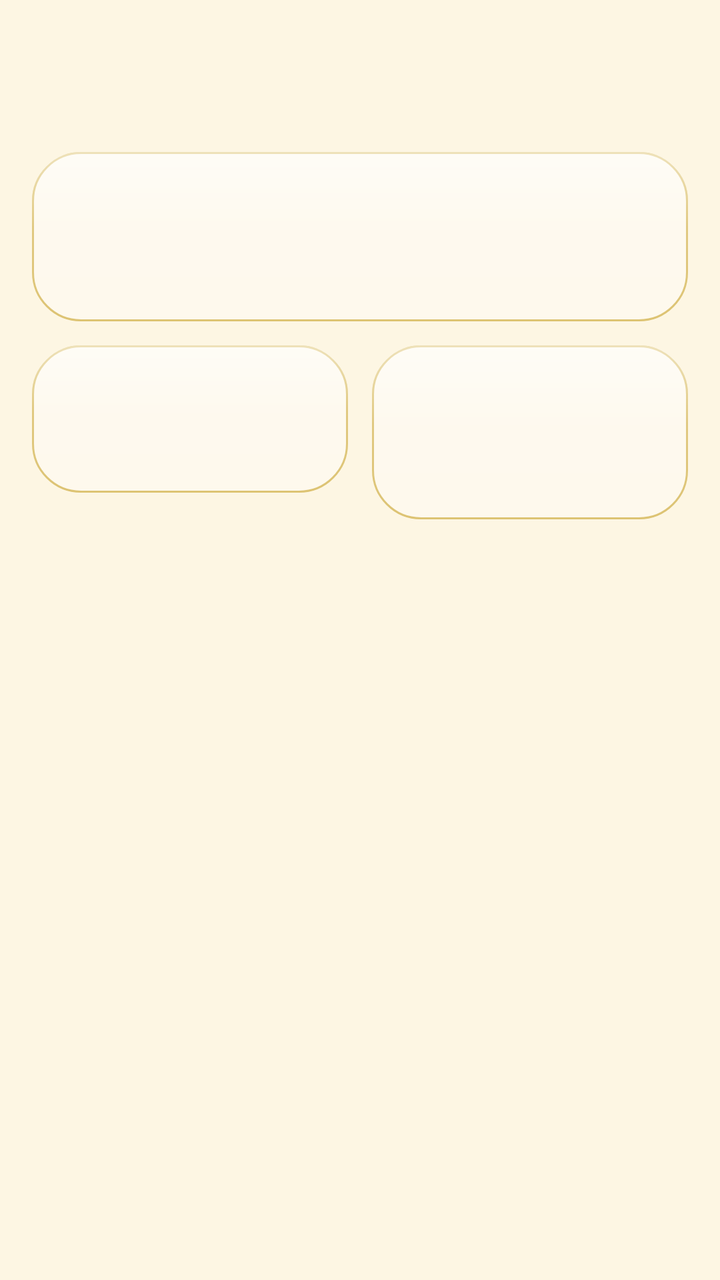
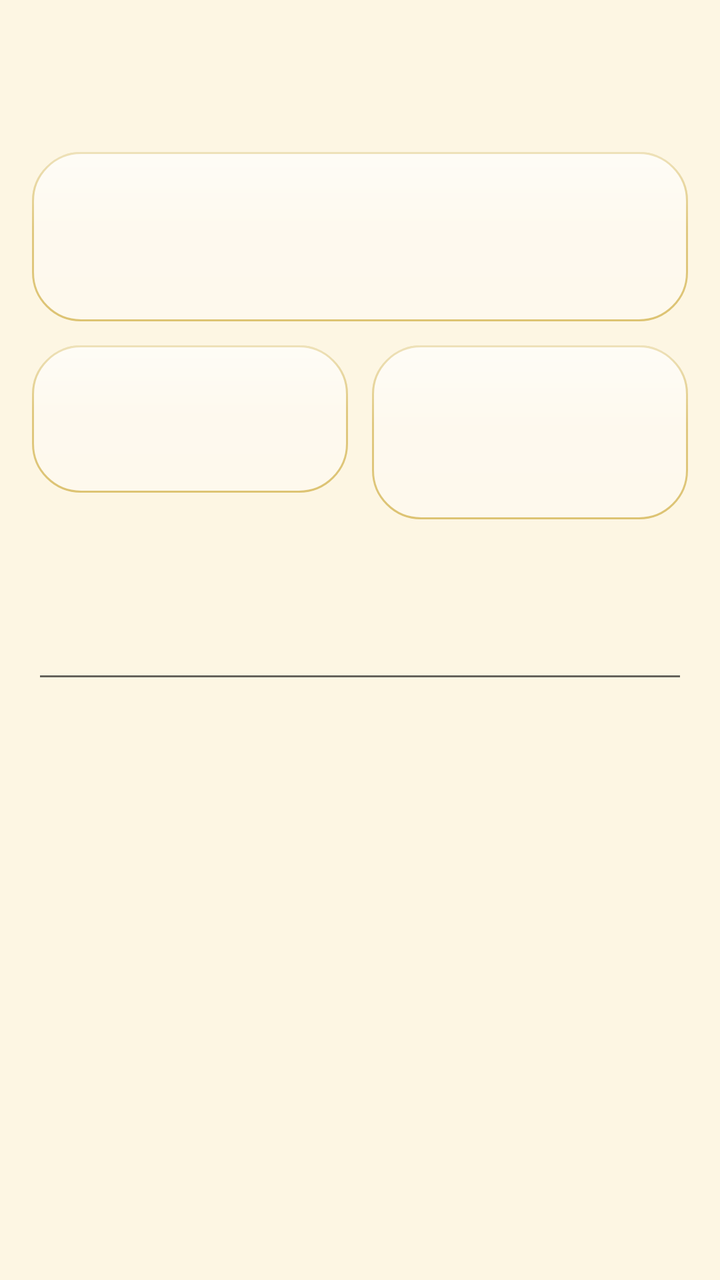

An Android layout rendered at two revisions. The XML below is the earlier revision; the diff shows what the commit changed to produce the second picture.
<!-- AndroidManifest.xml: application theme AppTheme -->
<!-- res/layout/activity_history.xml -->
<?xml version="1.0" encoding="utf-8"?>
<LinearLayout xmlns:android="http://schemas.android.com/apk/res/android"
    android:id="@+id/hsRoot"
    android:layout_width="match_parent"
    android:layout_height="match_parent"
    android:background="@color/bg"
    android:orientation="vertical"
    android:padding="16dp">
    <LinearLayout
        android:layout_width="match_parent"
        android:layout_height="wrap_content"
        android:gravity="center_vertical"
        android:orientation="horizontal">
        <TextView
            android:id="@+id/hsTitle"
            android:layout_width="0dp"
            android:layout_height="wrap_content"
            android:layout_weight="1"
            android:textColor="@color/maroon"
            android:textSize="20sp"
            android:textStyle="bold" />
        <Button
            android:id="@+id/hsClearBtn"
            android:layout_width="wrap_content"
            android:layout_height="wrap_content"
            android:background="@drawable/glass_btn_dark"
            android:minWidth="0dp"
            android:textColor="#FFFFFF"
            android:textSize="14sp" />
    </LinearLayout>
    <LinearLayout
        android:layout_width="match_parent"
        android:layout_height="wrap_content"
        android:layout_marginTop="12dp"
        android:background="@drawable/card_bg"
        android:orientation="vertical"
        android:padding="14dp">
        <TextView
            android:id="@+id/hsTotalValue"
            android:layout_width="match_parent"
            android:layout_height="wrap_content"
            android:gravity="center"
            android:textColor="#C9A227"
            android:textSize="26sp"
            android:textStyle="bold" />
        <TextView
            android:id="@+id/hsTotalLabel"
            android:layout_width="match_parent"
            android:layout_height="wrap_content"
            android:layout_marginTop="4dp"
            android:gravity="center"
            android:textColor="@color/muted"
            android:textSize="13sp" />
    </LinearLayout>
    <LinearLayout
        android:layout_width="match_parent"
        android:layout_height="wrap_content"
        android:layout_marginTop="12dp"
        android:orientation="horizontal">
        <LinearLayout
            android:layout_width="0dp"
            android:layout_height="wrap_content"
            android:layout_marginRight="6dp"
            android:layout_weight="1"
            android:background="@drawable/card_bg"
            android:orientation="vertical"
            android:padding="12dp">
            <TextView
                android:id="@+id/hsStreakValue"
                android:layout_width="match_parent"
                android:layout_height="wrap_content"
                android:gravity="center"
                android:textColor="#C9A227"
                android:textSize="22sp"
                android:textStyle="bold" />
            <TextView
                android:id="@+id/hsStreakLabel"
                android:layout_width="match_parent"
                android:layout_height="wrap_content"
                android:layout_marginTop="4dp"
                android:gravity="center"
                android:textColor="@color/muted"
                android:textSize="12sp" />
        </LinearLayout>
        <LinearLayout
            android:layout_width="0dp"
            android:layout_height="wrap_content"
            android:layout_marginLeft="6dp"
            android:layout_weight="1"
            android:background="@drawable/card_bg"
            android:orientation="vertical"
            android:padding="12dp">
            <TextView
                android:id="@+id/hsTopValue"
                android:layout_width="match_parent"
                android:layout_height="wrap_content"
                android:gravity="center"
                android:textColor="#C9A227"
                android:textSize="18sp"
                android:textStyle="bold" />
            <TextView
                android:id="@+id/hsTopSub"
                android:layout_width="match_parent"
                android:layout_height="wrap_content"
                android:layout_marginTop="2dp"
                android:gravity="center"
                android:textColor="@color/muted"
                android:textSize="12sp" />
            <TextView
                android:id="@+id/hsTopLabel"
                android:layout_width="match_parent"
                android:layout_height="wrap_content"
                android:layout_marginTop="4dp"
                android:gravity="center"
                android:textColor="@color/muted"
                android:textSize="12sp" />
        </LinearLayout>
    </LinearLayout>
    <TextView
        android:id="@+id/hsRecentLabel"
        android:layout_width="match_parent"
        android:layout_height="wrap_content"
        android:layout_marginTop="16dp"
        android:textColor="@color/maroon"
        android:textSize="16sp"
        android:textStyle="bold" />
    
    <FrameLayout
        android:layout_width="match_parent"
        android:layout_height="0dp"
        android:layout_marginTop="8dp"
        android:layout_weight="1">
        <ListView
            android:id="@+id/hsList"
            android:layout_width="match_parent"
            android:layout_height="match_parent" />
        <TextView
            android:id="@+id/hsEmpty"
            android:layout_width="match_parent"
            android:layout_height="wrap_content"
            android:layout_gravity="center"
            android:gravity="center"
            android:textColor="@color/muted"
            android:textSize="15sp"
            android:visibility="gone" />
    </FrameLayout>
    
    <LinearLayout
        android:id="@+id/nowStrip"
        android:layout_width="match_parent"
        android:layout_height="wrap_content"
        android:layout_marginTop="12dp"
        android:background="@drawable/nav_glass"
        android:orientation="vertical"
        android:padding="10dp"
        android:visibility="gone">
        <LinearLayout
            android:layout_width="match_parent"
            android:layout_height="wrap_content"
            android:gravity="center_vertical"
            android:orientation="horizontal">
            
            <FrameLayout
                android:id="@+id/nowStripPhotoRing"
                android:layout_width="48dp"
                android:layout_height="48dp"
                android:layout_marginEnd="10dp"
                android:visibility="gone">
                <com.h2h.dhamma.CircleImageView
                    android:id="@+id/nowStripPhoto"
                    android:layout_width="44dp"
                    android:layout_height="44dp"
                    android:layout_gravity="center"
                    android:scaleType="centerCrop"
                    android:transitionName="roomSayadawPhoto" />
            </FrameLayout>
            <LinearLayout
                android:layout_width="0dp"
                android:layout_height="wrap_content"
                android:layout_weight="1"
                android:orientation="vertical">
                <TextView
                    android:id="@+id/nowStripText"
                    android:layout_width="match_parent"
                    android:layout_height="wrap_content"
                    android:ellipsize="end"
                    android:maxLines="1"
                    android:textColor="@color/gold"
                    android:textSize="14sp"
                    android:textStyle="bold" />
                <TextView
                    android:id="@+id/nowStripSub"
                    android:layout_width="match_parent"
                    android:layout_height="wrap_content"
                    android:ellipsize="end"
                    android:maxLines="1"
                    android:textColor="@color/muted"
                    android:textSize="12sp" />
            </LinearLayout>
        </LinearLayout>
        <LinearLayout
            android:layout_width="match_parent"
            android:layout_height="wrap_content"
            android:gravity="center_horizontal"
            android:orientation="horizontal">
            <TextView
                android:id="@+id/nowStripPrev"
                android:background="?android:attr/selectableItemBackgroundBorderless"
                android:layout_margin="2dp"
                android:layout_width="48dp"
                android:layout_height="48dp"
                android:gravity="center"
                android:includeFontPadding="false"
                android:text="⏮"
                android:textColor="#FFFFFF"
                android:textSize="24sp" />
            <TextView
                android:id="@+id/nowStripToggle"
                android:background="?android:attr/selectableItemBackgroundBorderless"
                android:layout_margin="2dp"
                android:layout_width="48dp"
                android:layout_height="48dp"
                android:gravity="center"
                android:includeFontPadding="false"
                android:text="▶"
                android:textColor="#FFFFFF"
                android:textSize="24sp" />
            <TextView
                android:id="@+id/nowStripNext"
                android:background="?android:attr/selectableItemBackgroundBorderless"
                android:layout_margin="2dp"
                android:layout_width="48dp"
                android:layout_height="48dp"
                android:gravity="center"
                android:includeFontPadding="false"
                android:text="⏭"
                android:textColor="#FFFFFF"
                android:textSize="24sp" />
        </LinearLayout>
        <ProgressBar
            android:id="@+id/nowStripProgress"
            style="?android:attr/progressBarStyleHorizontal"
            android:layout_width="match_parent"
            android:layout_height="4dp"
            android:layout_marginTop="6dp"
            android:max="1000"
            android:progress="0"
            android:progressBackgroundTint="#40C9A227"
            android:progressTint="#C9A227" />
    </LinearLayout>
</LinearLayout>
<!-- resources referenced by this layout -->
<resources>
  <color name="bg">#FDF6E3</color>
  <color name="gold">#C9A227</color>
  <color name="maroon">#7A2E1F</color>
  <color name="muted">#7A6A58</color>
  <!-- drawable card_bg (drawable) -->
  <?xml version="1.0" encoding="utf-8"?>
  <layer-list xmlns:android="http://schemas.android.com/apk/res/android">
      <item>
          <shape android:shape="rectangle">
              <solid android:color="#59FFFFFF" />
              <stroke android:width="1dp" android:color="#99C9A227" />
              <corners android:radius="24dp" />
          </shape>
      </item>
      <item>
          <shape android:shape="rectangle">
              <gradient android:angle="270" android:startColor="#80FFFFFF" android:centerColor="#1AFFFFFF" android:centerY="0.45" android:endColor="#00FFFFFF" android:type="linear" />
              <corners android:radius="24dp" />
          </shape>
      </item>
  </layer-list>
  <!-- drawable glass_btn_dark (drawable) -->
  <?xml version="1.0" encoding="utf-8"?>
  <layer-list xmlns:android="http://schemas.android.com/apk/res/android">
      <item>
          <shape android:shape="rectangle">
              <solid android:color="#40FFFFFF" />
              <stroke android:width="1dp" android:color="#B3C9A227" />
              <corners android:radius="20dp" />
          </shape>
      </item>
      <item>
          <shape android:shape="rectangle">
              <gradient android:angle="270" android:startColor="#66FFFFFF" android:centerColor="#1AFFFFFF" android:centerY="0.45" android:endColor="#00FFFFFF" android:type="linear" />
              <corners android:radius="20dp" />
          </shape>
      </item>
  </layer-list>
  <!-- drawable nav_glass (drawable) -->
  <?xml version="1.0" encoding="utf-8"?>
  <layer-list xmlns:android="http://schemas.android.com/apk/res/android">
      <item>
          <shape android:shape="rectangle">
              <solid android:color="#59FFFFFF" />
              <stroke android:width="1dp" android:color="#99C9A227" />
              <corners android:radius="28dp" />
          </shape>
      </item>
      <item>
          <shape android:shape="rectangle">
              <gradient android:angle="270" android:startColor="#80FFFFFF" android:centerColor="#1AFFFFFF" android:centerY="0.45" android:endColor="#00FFFFFF" android:type="linear" />
              <corners android:radius="28dp" />
          </shape>
      </item>
  </layer-list>
  <style name="AppTheme" parent="android:Theme.Material.Light.NoActionBar">
          <item name="android:colorPrimary">@color/maroon</item>
          <item name="android:colorPrimaryDark">@color/maroon</item>
          <item name="android:colorAccent">@color/gold</item>
          <item name="android:windowBackground">@color/bg</item>
          <item name="android:textColorPrimary">@color/ink</item>
          
          <item name="android:alertDialogTheme">@style/DhammaAlertDialog</item>
          
          <item name="android:windowContentTransitions">true</item>
      </style>
  <color name="ink">#3B2314</color>
  <style name="DhammaAlertDialog" parent="@android:style/Theme.Material.Light.Dialog.Alert">
          <item name="android:windowAnimationStyle">@style/DhammaDialogAnimation</item>
      </style>
  <style name="DhammaDialogAnimation">
          <item name="android:windowEnterAnimation">@anim/dlg_in</item>
          <item name="android:windowExitAnimation">@anim/dlg_out</item>
      </style>
</resources>

<!-- the commit's change to res/layout/activity_history.xml (unified diff, before → after) -->
@@ -124,6 +124,29 @@
         android:textColor="@color/maroon"
         android:textSize="16sp"
         android:textStyle="bold" />
+    
+    <LinearLayout
+        android:id="@+id/hsSearchRow"
+        android:layout_width="match_parent"
+        android:layout_height="wrap_content"
+        android:layout_marginTop="8dp"
+        android:orientation="horizontal">
+        <EditText
+            android:id="@+id/hsSearch"
+            android:layout_width="0dp"
+            android:layout_height="wrap_content"
+            android:layout_weight="1"
+            android:inputType="text"
+            android:textColor="@color/ink"
+            android:textColorHint="@color/muted" />
+        <Button
+            android:id="@+id/btnClearHsSearch"
+            android:layout_width="wrap_content"
+            android:layout_height="wrap_content"
+            android:layout_marginLeft="8dp"
+            android:text="✕"
+            android:visibility="gone" />
+    </LinearLayout>
     
     <FrameLayout
         android:layout_width="match_parent"
